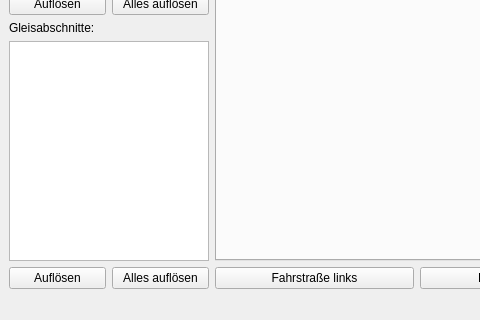
First picture: the form in track-control/mainwindow.ui, repository stmork/mrw-track-control-ng, before the edit; both pictures show x 0 to 480 and y 281 to 601 of the 1243 by 601 pixel window.
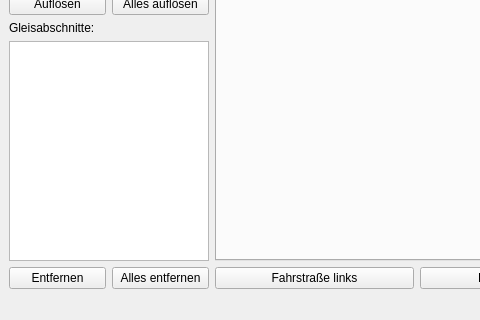
Second picture: the form after the edit. Icons and pictures are not drawn. Custom widgets are drawn as their Qt base class.

```diff
--- a/track-control/mainwindow.ui
+++ b/track-control/mainwindow.ui
@@ -98,14 +98,14 @@
         <item>
          <widget class="QPushButton" name="clearSection">
           <property name="text">
-           <string>Auflösen</string>
+           <string>Entfernen</string>
           </property>
          </widget>
         </item>
         <item>
          <widget class="QPushButton" name="clearAllSections">
           <property name="text">
-           <string>Alles auflösen</string>
+           <string>Alles entfernen</string>
           </property>
          </widget>
         </item>
```
